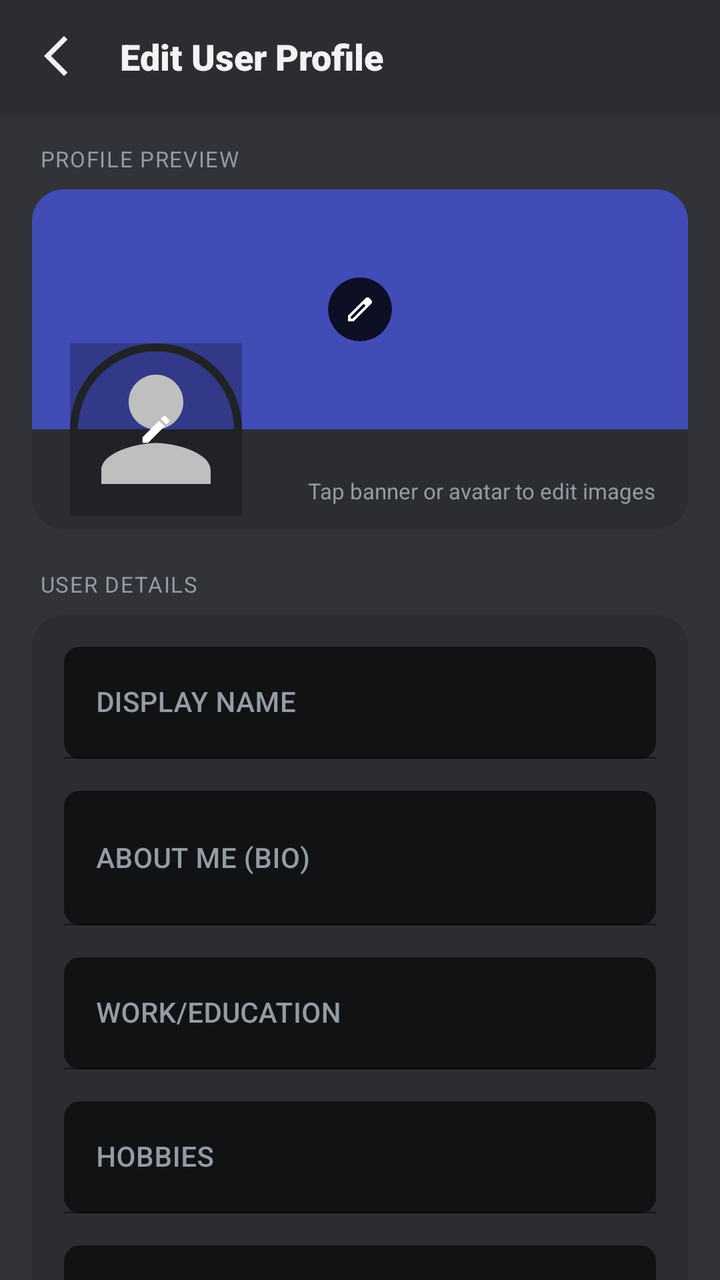
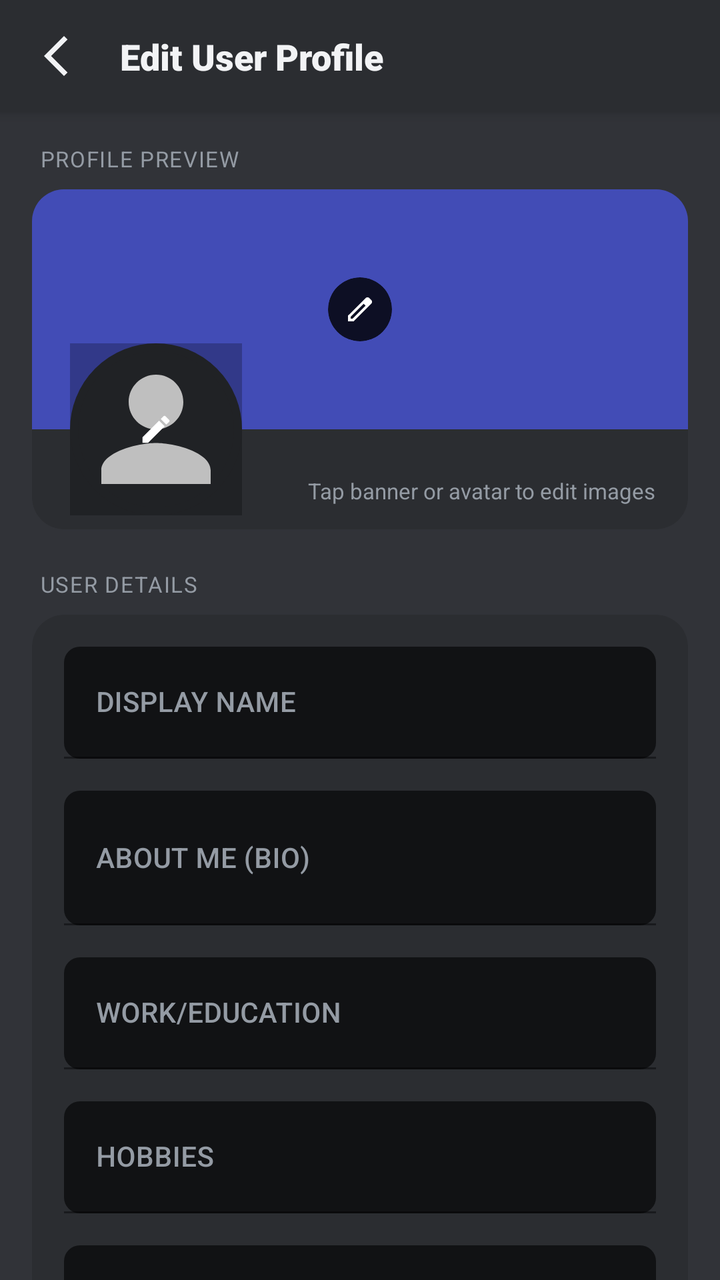

The first picture is an Android layout as it rendered before a commit; the second is the same layout after the commit. The layout source and the unified diff follow.
<!-- AndroidManifest.xml: application theme Theme.SE114_CallingSystem -->
<!-- res/layout/fragment_edit_profile.xml -->
<?xml version="1.0" encoding="utf-8"?>
<androidx.constraintlayout.widget.ConstraintLayout xmlns:android="http://schemas.android.com/apk/res/android"
    xmlns:app="http://schemas.android.com/apk/res-auto"
    xmlns:tools="http://schemas.android.com/tools"
    android:layout_width="match_parent"
    android:layout_height="match_parent"
    android:background="@color/discord_dark_base">

    
    <com.google.android.material.card.MaterialCardView
        android:id="@+id/header"
        android:layout_width="match_parent"
        android:layout_height="56dp"
        app:cardBackgroundColor="@color/discord_dark_alt"
        app:cardCornerRadius="0dp"
        app:cardElevation="4dp"
        app:strokeWidth="0dp"
        app:layout_constraintTop_toTopOf="parent">

        <androidx.constraintlayout.widget.ConstraintLayout
            android:layout_width="match_parent"
            android:layout_height="match_parent"
            android:paddingHorizontal="16dp">

            <ImageView
                android:id="@+id/btnBack"
                android:layout_width="24dp"
                android:layout_height="24dp"
                android:src="@drawable/icon_backbutton"
                app:tint="@color/discord_text_primary"
                app:layout_constraintStart_toStartOf="parent"
                app:layout_constraintTop_toTopOf="parent"
                app:layout_constraintBottom_toBottomOf="parent"
                android:clickable="true"
                android:focusable="true"
                android:background="?android:attr/selectableItemBackgroundBorderless" />

            <TextView
                android:layout_width="wrap_content"
                android:layout_height="wrap_content"
                android:text="Edit User Profile"
                android:textColor="@color/discord_text_primary"
                android:textSize="18sp"
                android:fontFamily="sans-serif-black"
                app:layout_constraintStart_toEndOf="@id/btnBack"
                android:layout_marginStart="20dp"
                app:layout_constraintTop_toTopOf="parent"
                app:layout_constraintBottom_toBottomOf="parent" />

        </androidx.constraintlayout.widget.ConstraintLayout>
    </com.google.android.material.card.MaterialCardView>

    
    <androidx.core.widget.NestedScrollView
        android:layout_width="match_parent"
        android:layout_height="0dp"
        android:fillViewport="true"
        app:layout_constraintTop_toBottomOf="@id/header"
        app:layout_constraintBottom_toBottomOf="parent">

        <LinearLayout
            android:layout_width="match_parent"
            android:layout_height="wrap_content"
            android:orientation="vertical"
            android:paddingHorizontal="16dp"
            android:paddingTop="16dp">

            
            <TextView
                android:layout_width="wrap_content"
                android:layout_height="wrap_content"
                android:text="PROFILE PREVIEW"
                android:textColor="@color/discord_text_muted"
                android:textSize="11sp"
                android:fontFamily="sans-serif-bold"
                android:letterSpacing="0.05"
                android:layout_marginBottom="8dp"
                android:layout_marginStart="4dp" />

            
            <com.google.android.material.card.MaterialCardView
                android:layout_width="match_parent"
                android:layout_height="wrap_content"
                android:layout_marginBottom="20dp"
                app:cardBackgroundColor="@color/discord_dark_alt"
                app:cardCornerRadius="16dp"
                app:cardElevation="0dp"
                app:strokeWidth="0dp">

                <LinearLayout
                    android:layout_width="match_parent"
                    android:layout_height="wrap_content"
                    android:orientation="vertical">

                    
                    <FrameLayout
                        android:layout_width="match_parent"
                        android:layout_height="170dp">

                        
                        <ImageView
                            android:id="@+id/ivEditCoverPhoto"
                            android:layout_width="match_parent"
                            android:layout_height="120dp"
                            android:scaleType="centerCrop"
                            android:background="@color/discord_blurple"
                            android:clickable="true"
                            android:focusable="true" />

                        
                        <View
                            android:layout_width="match_parent"
                            android:layout_height="120dp"
                            android:background="#40000000"
                            android:clickable="false" />

                        
                        <com.google.android.material.card.MaterialCardView
                            android:layout_width="32dp"
                            android:layout_height="32dp"
                            android:layout_gravity="center_horizontal|top"
                            android:layout_marginTop="44dp"
                            app:cardBackgroundColor="#CC000000"
                            app:cardCornerRadius="16dp"
                            app:cardElevation="0dp"
                            app:strokeWidth="0dp"
                            android:clickable="false">
                            <ImageView
                                android:layout_width="16dp"
                                android:layout_height="16dp"
                                android:layout_gravity="center"
                                android:src="@drawable/icon_edit"
                                app:tint="@color/white" />
                        </com.google.android.material.card.MaterialCardView>

                        
                        <FrameLayout
                            android:layout_width="92dp"
                            android:layout_height="92dp"
                            android:layout_gravity="start|bottom"
                            android:layout_marginStart="16dp"
                            android:layout_marginBottom="4dp">

                            <com.google.android.material.imageview.ShapeableImageView
                                android:id="@+id/ivEditAvatar"
                                android:layout_width="86dp"
                                android:layout_height="86dp"
                                android:layout_gravity="center"
                                android:scaleType="centerCrop"
                                android:padding="2dp"
                                android:src="@drawable/icon_user"
                                app:strokeColor="@color/discord_dark_alt"
                                app:strokeWidth="4dp"
                                app:shapeAppearanceOverlay="@style/ShapeAppearanceOverlay.App.CornerSize50Percent"
                                android:clickable="true"
                                android:focusable="true" />

                            
                            <View
                                android:layout_width="86dp"
                                android:layout_height="86dp"
                                android:layout_gravity="center"
                                android:background="#40000000"
                                android:clickable="false"
                                android:importantForAccessibility="no" />

                            
                            <ImageView
                                android:layout_width="18dp"
                                android:layout_height="18dp"
                                android:layout_gravity="center"
                                android:src="@drawable/ic_edit_pencil"
                                app:tint="@color/white"
                                android:clickable="false" />
                        </FrameLayout>

                        <TextView
                            android:layout_width="wrap_content"
                            android:layout_height="wrap_content"
                            android:text="Tap banner or avatar to edit images"
                            android:textColor="@color/discord_text_muted"
                            android:textSize="11sp"
                            android:layout_gravity="end|bottom"
                            android:layout_marginEnd="16dp"
                            android:layout_marginBottom="12dp" />

                    </FrameLayout>

                </LinearLayout>
            </com.google.android.material.card.MaterialCardView>

            
            <TextView
                android:layout_width="wrap_content"
                android:layout_height="wrap_content"
                android:text="USER DETAILS"
                android:textColor="@color/discord_text_muted"
                android:textSize="11sp"
                android:fontFamily="sans-serif-bold"
                android:letterSpacing="0.05"
                android:layout_marginBottom="8dp"
                android:layout_marginStart="4dp" />

            
            <com.google.android.material.card.MaterialCardView
                android:layout_width="match_parent"
                android:layout_height="wrap_content"
                android:layout_marginBottom="24dp"
                app:cardBackgroundColor="@color/discord_dark_alt"
                app:cardCornerRadius="16dp"
                app:cardElevation="0dp"
                app:strokeWidth="0dp">

                <LinearLayout
                    android:layout_width="match_parent"
                    android:layout_height="wrap_content"
                    android:orientation="vertical"
                    android:padding="16dp">

                    
                    <com.google.android.material.textfield.TextInputLayout
                        android:layout_width="match_parent"
                        android:layout_height="wrap_content"
                        android:layout_marginBottom="16dp"
                        android:textColorHint="@color/discord_text_muted"
                        app:hintTextColor="@color/discord_blurple"
                        app:boxBackgroundColor="@color/discord_dark_floating"
                        app:boxStrokeColor="@color/discord_blurple"
                        app:boxCornerRadiusTopStart="8dp"
                        app:boxCornerRadiusTopEnd="8dp"
                        app:boxCornerRadiusBottomStart="8dp"
                        app:boxCornerRadiusBottomEnd="8dp"
                        style="@style/Widget.MaterialComponents.TextInputLayout.FilledBox">

                        <com.google.android.material.textfield.TextInputEditText
                            android:id="@+id/etUsername"
                            android:layout_width="match_parent"
                            android:layout_height="56dp"
                            android:hint="DISPLAY NAME"
                            android:textColor="@color/discord_text_primary"
                            android:inputType="textPersonName"
                            android:padding="16dp"
                            android:fontFamily="sans-serif-medium"
                            android:textSize="14sp" />
                    </com.google.android.material.textfield.TextInputLayout>

                    
                    <com.google.android.material.textfield.TextInputLayout
                        android:layout_width="match_parent"
                        android:layout_height="wrap_content"
                        android:layout_marginBottom="16dp"
                        android:textColorHint="@color/discord_text_muted"
                        app:hintTextColor="@color/discord_blurple"
                        app:boxBackgroundColor="@color/discord_dark_floating"
                        app:boxStrokeColor="@color/discord_blurple"
                        app:boxCornerRadiusTopStart="8dp"
                        app:boxCornerRadiusTopEnd="8dp"
                        app:boxCornerRadiusBottomStart="8dp"
                        app:boxCornerRadiusBottomEnd="8dp"
                        style="@style/Widget.MaterialComponents.TextInputLayout.FilledBox">

                        <com.google.android.material.textfield.TextInputEditText
                            android:id="@+id/etBio"
                            android:layout_width="match_parent"
                            android:layout_height="wrap_content"
                            android:hint="ABOUT ME (BIO)"
                            android:textColor="@color/discord_text_primary"
                            android:inputType="textMultiLine"
                            android:minLines="2"
                            android:padding="16dp"
                            android:fontFamily="sans-serif-medium"
                            android:textSize="14sp" />
                    </com.google.android.material.textfield.TextInputLayout>

                    
                    <com.google.android.material.textfield.TextInputLayout
                        android:layout_width="match_parent"
                        android:layout_height="wrap_content"
                        android:layout_marginBottom="16dp"
                        android:textColorHint="@color/discord_text_muted"
                        app:hintTextColor="@color/discord_blurple"
                        app:boxBackgroundColor="@color/discord_dark_floating"
                        app:boxStrokeColor="@color/discord_blurple"
                        app:boxCornerRadiusTopStart="8dp"
                        app:boxCornerRadiusTopEnd="8dp"
                        app:boxCornerRadiusBottomStart="8dp"
                        app:boxCornerRadiusBottomEnd="8dp"
                        style="@style/Widget.MaterialComponents.TextInputLayout.FilledBox">

                        <com.google.android.material.textfield.TextInputEditText
                            android:id="@+id/etWorkplace"
                            android:layout_width="match_parent"
                            android:layout_height="56dp"
                            android:hint="WORK/EDUCATION"
                            android:textColor="@color/discord_text_primary"
                            android:inputType="textPersonName"
                            android:padding="16dp"
                            android:fontFamily="sans-serif-medium"
                            android:textSize="14sp" />
                    </com.google.android.material.textfield.TextInputLayout>

                    
                    <com.google.android.material.textfield.TextInputLayout
                        android:layout_width="match_parent"
                        android:layout_height="wrap_content"
                        android:layout_marginBottom="16dp"
                        android:textColorHint="@color/discord_text_muted"
                        app:hintTextColor="@color/discord_blurple"
                        app:boxBackgroundColor="@color/discord_dark_floating"
                        app:boxStrokeColor="@color/discord_blurple"
                        app:boxCornerRadiusTopStart="8dp"
                        app:boxCornerRadiusTopEnd="8dp"
                        app:boxCornerRadiusBottomStart="8dp"
                        app:boxCornerRadiusBottomEnd="8dp"
                        style="@style/Widget.MaterialComponents.TextInputLayout.FilledBox">

                        <com.google.android.material.textfield.TextInputEditText
                            android:id="@+id/etHobbies"
                            android:layout_width="match_parent"
                            android:layout_height="56dp"
                            android:hint="HOBBIES"
                            android:textColor="@color/discord_text_primary"
                            android:inputType="textPersonName"
                            android:padding="16dp"
                            android:fontFamily="sans-serif-medium"
                            android:textSize="14sp" />
                    </com.google.android.material.textfield.TextInputLayout>

                    
                    <com.google.android.material.textfield.TextInputLayout
                        android:layout_width="match_parent"
                        android:layout_height="wrap_content"
                        android:textColorHint="@color/discord_text_muted"
                        app:hintTextColor="@color/discord_blurple"
                        app:boxBackgroundColor="@color/discord_dark_floating"
                        app:boxStrokeColor="@color/discord_blurple"
                        app:boxCornerRadiusTopStart="8dp"
                        app:boxCornerRadiusTopEnd="8dp"
                        app:boxCornerRadiusBottomStart="8dp"
                        app:boxCornerRadiusBottomEnd="8dp"
                        style="@style/Widget.MaterialComponents.TextInputLayout.FilledBox">

                        <com.google.android.material.textfield.TextInputEditText
                            android:id="@+id/etDob"
                            android:layout_width="match_parent"
                            android:layout_height="56dp"
                            android:hint="DATE OF BIRTH"
                            android:textColor="@color/discord_text_primary"
                            android:inputType="textPersonName"
                            android:padding="16dp"
                            android:fontFamily="sans-serif-medium"
                            android:textSize="14sp" />
                    </com.google.android.material.textfield.TextInputLayout>

                </LinearLayout>
            </com.google.android.material.card.MaterialCardView>

            
            <android.widget.Button
                android:id="@+id/btnSaveProfile"
                android:layout_width="match_parent"
                android:layout_height="50dp"
                android:background="@drawable/bg_button_primary"
                android:text="Save Changes"
                android:textColor="@color/white"
                android:textSize="16sp"
                android:fontFamily="sans-serif-black"
                android:textAllCaps="false"
                android:layout_marginBottom="48dp" />

        </LinearLayout>
    </androidx.core.widget.NestedScrollView>

</androidx.constraintlayout.widget.ConstraintLayout>
<!-- resources referenced by this layout -->
<resources>
  <color name="discord_blurple">#5865F2</color>
  <color name="discord_dark_alt">#2B2D31</color>
  <color name="discord_dark_base">#313338</color>
  <color name="discord_dark_floating">#111214</color>
  <color name="discord_text_muted">#949BA4</color>
  <color name="discord_text_primary">#F2F3F5</color>
  <color name="white">#FFFFFFFF</color>
  <!-- drawable bg_button_primary (drawable) -->
  <?xml version="1.0" encoding="utf-8"?>
  <selector xmlns:android="http://schemas.android.com/apk/res/android">
      <item android:state_pressed="true">
          <shape android:shape="rectangle">
              <solid android:color="@color/discord_blurple_pressed" />
              <corners android:radius="8dp" />
          </shape>
      </item>
      <item>
          <shape android:shape="rectangle">
              <solid android:color="@color/discord_blurple" />
              <corners android:radius="8dp" />
          </shape>
      </item>
  </selector>
  <!-- drawable ic_edit_pencil (drawable) -->
  <vector xmlns:android="http://schemas.android.com/apk/res/android"
      android:width="24dp"
      android:height="24dp"
      android:viewportWidth="24"
      android:viewportHeight="24">
    <path
        android:fillColor="#FFFFFF"
        android:pathData="M3,17.25V21h3.75L17.81,9.94l-3.75,-3.75L3,17.25zM20.71,7.04c0.39,-0.39 0.39,-1.02 0,-1.41l-2.34,-2.34c-0.39,-0.39 -1.02,-0.39 -1.41,0l-1.83,1.83 3.75,3.75 1.83,-1.83z"/>
  </vector>
  <!-- drawable icon_backbutton (drawable) -->
  <vector xmlns:android="http://schemas.android.com/apk/res/android"
      android:width="24dp"
      android:height="24dp"
      android:viewportWidth="960"
      android:viewportHeight="960">
    <path
        android:pathData="M640,880 L240,480l400,-400 71,71 -329,329 329,329 -71,71Z"
        android:fillColor="#000000"/>
  </vector>
  <!-- drawable icon_edit (drawable) -->
  <vector xmlns:android="http://schemas.android.com/apk/res/android"
      android:width="24dp"
      android:height="24dp"
      android:viewportWidth="960"
      android:viewportHeight="960">
    <path
        android:pathData="M200,760h57l391,-391 -57,-57 -391,391v57ZM120,840v-170l528,-527q12,-11 26.5,-17t30.5,-6q16,0 31,6t26,18l55,56q12,11 17.5,26t5.5,30q0,16 -5.5,30.5T817,313L290,840L120,840ZM760,256 L704,200 760,256ZM619,341 L591,312 648,369 619,341Z"
        android:fillColor="#000000"/>
  </vector>
  <!-- drawable icon_user (drawable) -->
  <?xml version="1.0" encoding="utf-8"?>
  <vector xmlns:android="http://schemas.android.com/apk/res/android"
      android:width="24dp"
      android:height="24dp"
      android:viewportWidth="24"
      android:viewportHeight="24">
      <path
          android:fillColor="#FFFFFF"
          android:pathData="M12,12c2.21,0 4,-1.79 4,-4s-1.79,-4 -4,-4 -4,1.79 -4,4 1.79,4 4,4zM12,14c-2.67,0 -8,1.34 -8,4v2h16v-2c0,-2.66 -5.33,-4 -8,-4z"/>
  </vector>
  <style name="ShapeAppearanceOverlay.App.CornerSize50Percent" parent="">
          <item name="cornerSize">50%</item>
      </style>
  <style name="Theme.SE114_CallingSystem" parent="Base.Theme.SE114_CallingSystem" />
  <color name="discord_blurple_pressed">#4752C4</color>
  <style name="Base.Theme.SE114_CallingSystem" parent="Theme.Material3.DayNight.NoActionBar">
          <item name="colorPrimary">@color/accent</item>
          <item name="colorOnPrimary">@color/text_on_accent</item>
          <item name="colorSecondary">@color/accent_light</item>
          <item name="android:windowBackground">@color/bg_primary</item>
          <item name="android:statusBarColor">@color/bg_primary</item>
          <item name="android:navigationBarColor">@color/bg_primary</item>
      </style>
  <color name="accent">@color/discord_blurple</color>
  <color name="text_on_accent">#FFFFFF</color>
  <color name="accent_light">#7A85F5</color>
  <color name="bg_primary">@color/discord_dark_base</color>
</resources>

<!-- the commit's change to res/layout/fragment_edit_profile.xml (unified diff, before → after) -->
@@ -148,6 +148,7 @@
                                 android:layout_gravity="center"
                                 android:scaleType="centerCrop"
                                 android:padding="2dp"
+                                android:background="@color/discord_dark_alt"
                                 android:src="@drawable/icon_user"
                                 app:strokeColor="@color/discord_dark_alt"
                                 app:strokeWidth="4dp"
